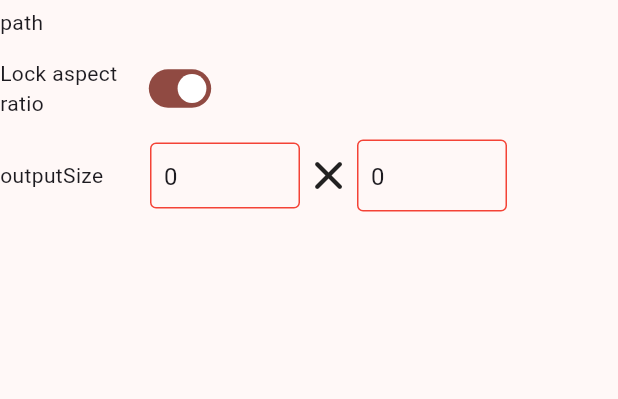
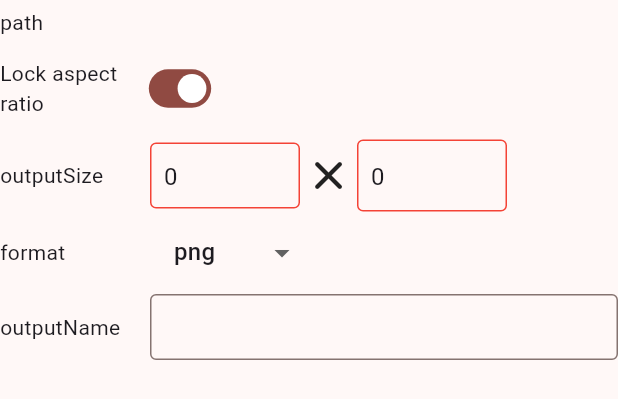
Before and after one commit to Zhoucheng133/Resizer, a Flutter app: the ConfigSingle widget shown alone on an empty page, opened directly, on a phone screen of 412 x 824 dp. Shown: the top 399 px of the screen. Run offline on Flutter 3.47's test engine with Material 3 defaults, Android fonts, the phone set to English and light mode, and no system bars; drawn by our look-alikes of dropdown_button2; our stand-ins replace file_picker, font_awesome_flutter, get; missing offline and left inert: dart:ffi, desktop_drop, window_manager; Roboto replaces fonts that are missing (PuHui); statements that could not run were skipped.

Commit message:
完成单图配置内容

```diff
--- a/lib/components/config_single.dart
+++ b/lib/components/config_single.dart
@@ -1,7 +1,9 @@
+import 'package:dropdown_button2/dropdown_button2.dart';
 import 'package:flutter/material.dart';
 import 'package:flutter/services.dart';
 import 'package:font_awesome_flutter/font_awesome_flutter.dart';
 import 'package:get/get.dart';
+import 'package:path/path.dart' as p;
 import 'package:resizer/components/config_item.dart';
 import 'package:resizer/utils/controller.dart';
 
@@ -21,6 +23,9 @@ class _ConfigSingleState extends State<ConfigSingle> {
 
   bool lockRatio = true;
 
+  Format format=Format.png;
+  TextEditingController outputNameController=TextEditingController();
+
   double ratio = 1;
 
   bool invalidInput(String input){
@@ -32,9 +37,18 @@ class _ConfigSingleState extends State<ConfigSingle> {
     super.initState();
     sizeWController.text = controller.size.value.width.toInt().toString();
     sizeHController.text = controller.size.value.height.toInt().toString();
+    outputNameController.text = p.basenameWithoutExtension(controller.path.value);
     setState(() {
       ratio = controller.size.value.width / controller.size.value.height;
     });
+  }
+
+  @override
+  void dispose(){
+    sizeWController.dispose();
+    sizeHController.dispose();
+    outputNameController.dispose();
+    super.dispose();
   }
 
   @override
@@ -155,8 +169,50 @@ class _ConfigSingleState extends State<ConfigSingle> {
                 ),
               ),
             ],
+          ),
+        ),
+        ConfigItem(
+          label: "format".tr,
+          child: Align(
+            alignment: .centerLeft,
+            child: SizedBox(
+              width: 100,
+              child: DropdownButtonHideUnderline(
+                child: DropdownButton2(
+                  menuItemStyleData: MenuItemStyleData(
+                    height: 35
+                  ),
+                  items: Format.values.map((e) {
+                    return DropdownMenuItem(
+                      value: e,
+                      child: Text(e.name),
+                    );
+                  }).toList(),
+                  value: format,
+                  onChanged: (Format? val){
+                    if(val == null) return;
+                    setState(() {
+                      format = val;
+                    });
+                  }
+                )
+              ),
+            ),
           )
         ),
+        ConfigItem(
+          label: "outputName".tr,
+          child: TextField(
+            controller: outputNameController,
+            decoration: InputDecoration(
+              border: OutlineInputBorder(),
+              isCollapsed: true,
+              contentPadding: EdgeInsets.symmetric(vertical: 10, horizontal: 5),
+            ),
+            autocorrect: false,
+            enableSuggestions: false,
+          )
+        )
       ],
     );
   }
--- a/lib/lang/zh_cn.dart
+++ b/lib/lang/zh_cn.dart
@@ -11,4 +11,6 @@ const Map<String, String> zhCN = {
   'json': "JSON",
   'outputSize': "输出尺寸",
   'lockRatio': "锁定比例",
+  'format': "格式",
+  'outputName': "输出名称",
 };
--- a/lib/utils/controller.dart
+++ b/lib/utils/controller.dart
@@ -8,6 +8,14 @@ enum Mode{
   json
 }
 
+enum Format{
+  png,
+  jpg,
+  webp,
+  gif,
+  svg,
+}
+
 class Controller extends GetxController {
   RxString path = "".obs;
   Rx<Size> size = Size(0, 0).obs;
```
